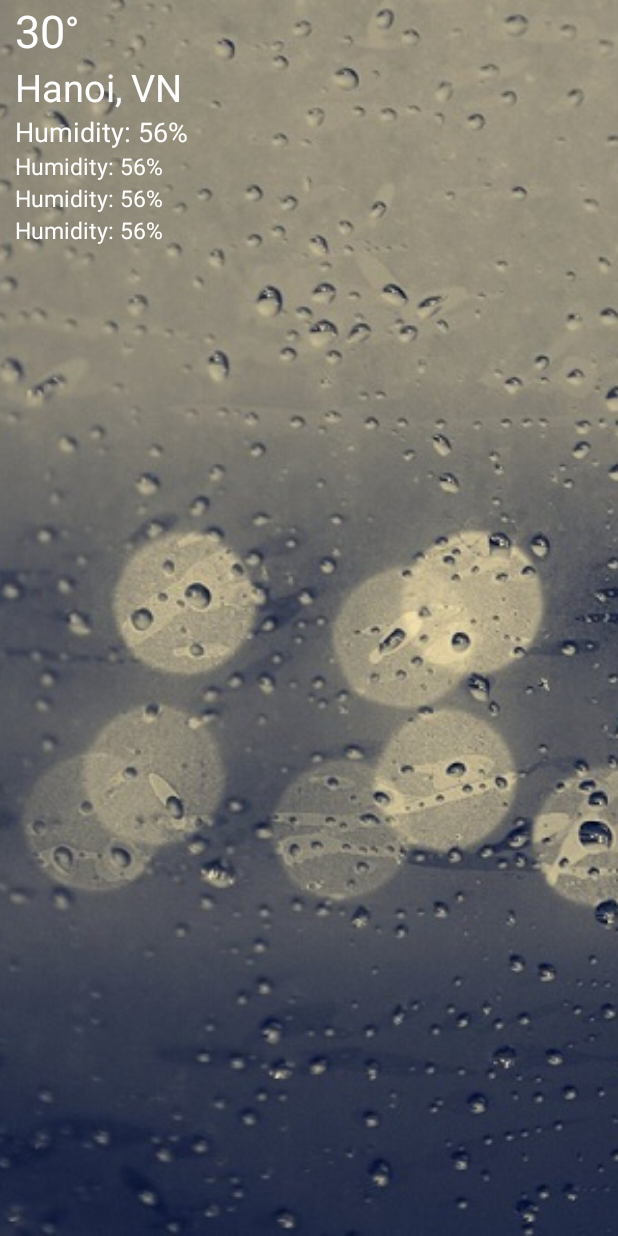
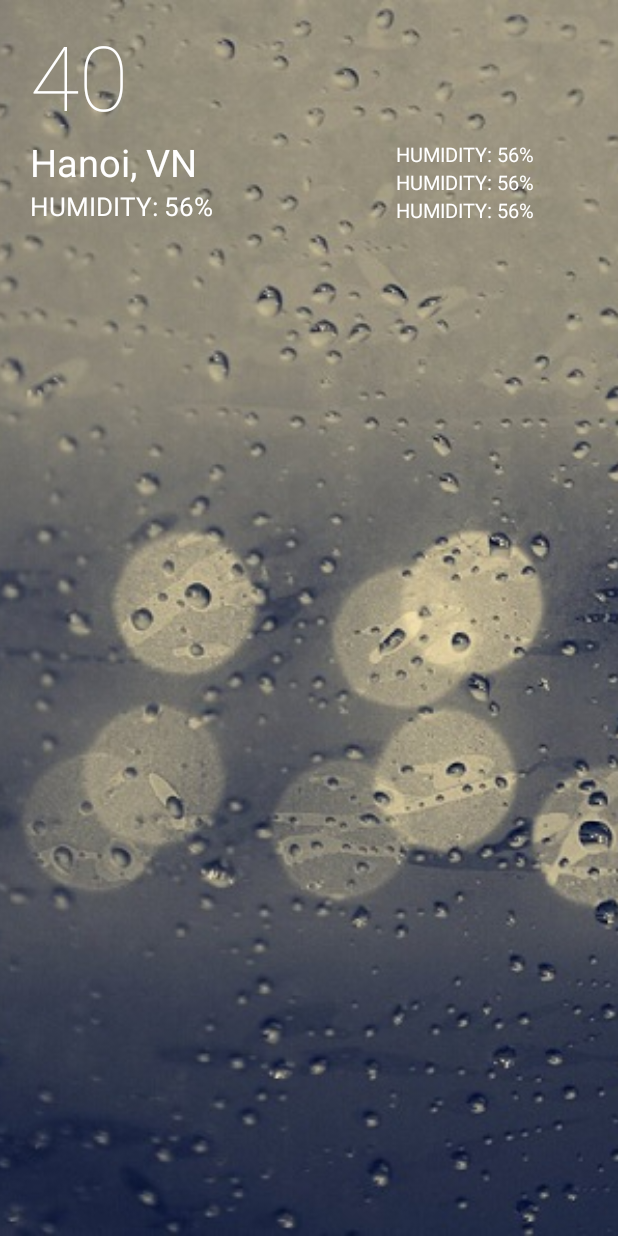
Before and after one commit to b1acKr0se/sunshinev2, an Android app: the layout fragment_header.xml on its own in the app's theme, with its tools: preview values and no code run, on a phone screen of 412 x 824 dp. Run offline under Robolectric (Android 15) with nearby library versions, the phone set to English and light mode, and no system bars.

Commit message:
Remake layouts

```diff
--- a/app/src/main/java/io/wyrmise/sunshine/HeaderFragment.java
+++ b/app/src/main/java/io/wyrmise/sunshine/HeaderFragment.java
@@ -79,12 +79,12 @@ public class HeaderFragment extends Fragment {
         int resourceId = res.getIdentifier(getImageName(weather.getIcon()), "drawable", getActivity().getPackageName() );
 
         if(weather!=null) {
-            tempTxtView.setText(weather.getMinTemp());
+            tempTxtView.setText(weather.getTemp() + (char) 0x00B0);
             cityTxtView.setText(weather.getLocation());
             descTxtView.setText(weather.getDescription());
             humidityTxtView.setText("Humidity: " + weather.getHumidity() + "%");
-            pressureTxtView.setText("Pressure: " + weather.getPressure()  + " hPa");
-            windTxtView.setText("Wind Speed: " + weather.getWind() + " km/h");
+            pressureTxtView.setText("Pressure: " + weather.getPressure()  + " HPA");
+            windTxtView.setText("Wind Speed: " + weather.getWind() + " KMH");
             imageView.setImageResource(resourceId);
         }
         return rootView;
--- a/app/src/main/res/layout/fragment_header.xml
+++ b/app/src/main/res/layout/fragment_header.xml
@@ -11,34 +11,33 @@
         android:src="@drawable/rain_header"
         android:scaleType="centerCrop"/>
 
+    <LinearLayout
+        android:layout_width="match_parent"
+        android:layout_height="wrap_content">
+
+    <LinearLayout
+        android:layout_width="wrap_content"
+        android:layout_height="wrap_content"
+        android:layout_marginLeft="20dp"
+        android:layout_marginStart="20dp"
+        android:orientation="vertical"
+        android:layout_weight="2">
         <TextView
             android:id="@+id/temp"
             android:layout_width="wrap_content"
             android:layout_height="wrap_content"
-        android:layout_marginLeft="10dp"
-        android:layout_marginStart="10dp"
-        android:text="30"
+            android:paddingTop="10dp"
+            android:text="40"
             android:textColor="@color/white"
-        android:textSize="30sp"/>
+            android:fontFamily="sans-serif-thin"
+            android:textSize="60sp"/>
 
-    <TextView
-        android:id="@+id/degree"
-        android:layout_width="wrap_content"
-        android:layout_height="wrap_content"
-        android:text="@string/degree"
-        android:layout_toEndOf="@id/temp"
-        android:layout_toRightOf="@id/temp"
-        android:textColor="@color/white"
-        android:layout_marginTop="2dp"
-        android:textSize="25dp"
-        />
         <TextView
             android:id="@+id/city"
             android:layout_width="wrap_content"
             android:layout_height="wrap_content"
             android:text="Hanoi, VN"
-        android:layout_marginLeft="10dp"
-        android:layout_marginStart="10dp"
+            android:fontFamily="sans-serif"
             android:textColor="@color/white"
             android:layout_below="@id/temp"
             android:textSize="25dp"
@@ -49,41 +48,51 @@
             android:layout_height="wrap_content"
             android:textColor="@color/white"
             android:layout_below="@id/city"
-        android:layout_marginLeft="10dp"
-        android:layout_marginStart="10dp"
-        android:textSize="18dp"
+            android:fontFamily="sans-serif"
+            android:textAllCaps="true"
+            android:textSize="17dp"
             android:text="Humidity: 56%"/>
+    </LinearLayout>
 
+
+    <LinearLayout
+        android:layout_width="wrap_content"
+        android:layout_height="wrap_content"
+        android:layout_gravity="bottom"
+        android:orientation="vertical"
+        android:layout_weight="1">
         <TextView
             android:id="@+id/humidity"
             android:layout_width="wrap_content"
             android:layout_height="wrap_content"
             android:textColor="@color/white"
-        android:layout_below="@id/desc"
             android:layout_marginLeft="10dp"
             android:layout_marginStart="10dp"
-        android:textSize="15dp"
+            android:textAllCaps="true"
+            android:textSize="13dp"
             android:text="Humidity: 56%"/>
         <TextView
             android:id="@+id/pressure"
             android:layout_width="wrap_content"
             android:layout_height="wrap_content"
             android:textColor="@color/white"
-        android:layout_below="@id/humidity"
             android:layout_marginLeft="10dp"
             android:layout_marginStart="10dp"
-        android:textSize="15dp"
+            android:textAllCaps="true"
+            android:textSize="13dp"
             android:text="Humidity: 56%"/>
         <TextView
             android:id="@+id/wind"
             android:layout_width="wrap_content"
             android:layout_height="wrap_content"
             android:textColor="@color/white"
-        android:layout_below="@id/pressure"
             android:layout_marginLeft="10dp"
             android:layout_marginStart="10dp"
-        android:textSize="15dp"
+            android:textAllCaps="true"
+            android:textSize="13dp"
             android:text="Humidity: 56%"/>
+    </LinearLayout>
+    </LinearLayout>
 
 
 </RelativeLayout>
--- a/app/src/main/res/values/color.xml
+++ b/app/src/main/res/values/color.xml
@@ -2,4 +2,5 @@
 <resources>
     <color name="black_overlay">#66000000</color>
     <color name="white">#ffffff</color>
+    <color name="teal">#009688</color>
 </resources>
```
Also changed, not shown: app/src/main/java/io/wyrmise/sunshine/MainActivity.java (+43 -21 lines), app/src/main/java/io/wyrmise/sunshine/WeatherAdapter.java (+7 -1 lines), app/src/main/res/layout/activity_main.xml (+12 -2 lines), app/src/main/res/layout/list_item.xml (+45 -16 lines), app/src/main/res/drawable-hdpi/moon.png, app/src/main/res/drawable-hdpi/sunny.png, app/src/main/res/drawable-hdpi/thunderstorm.png. Lines whose indentation alone changed are shown as unchanged.
